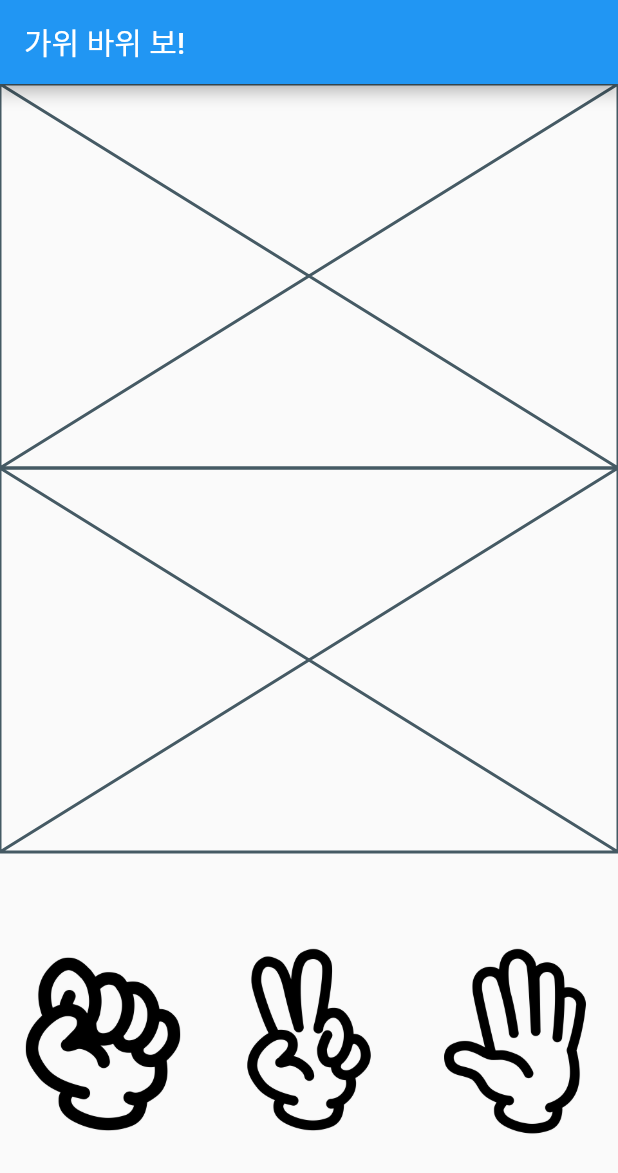
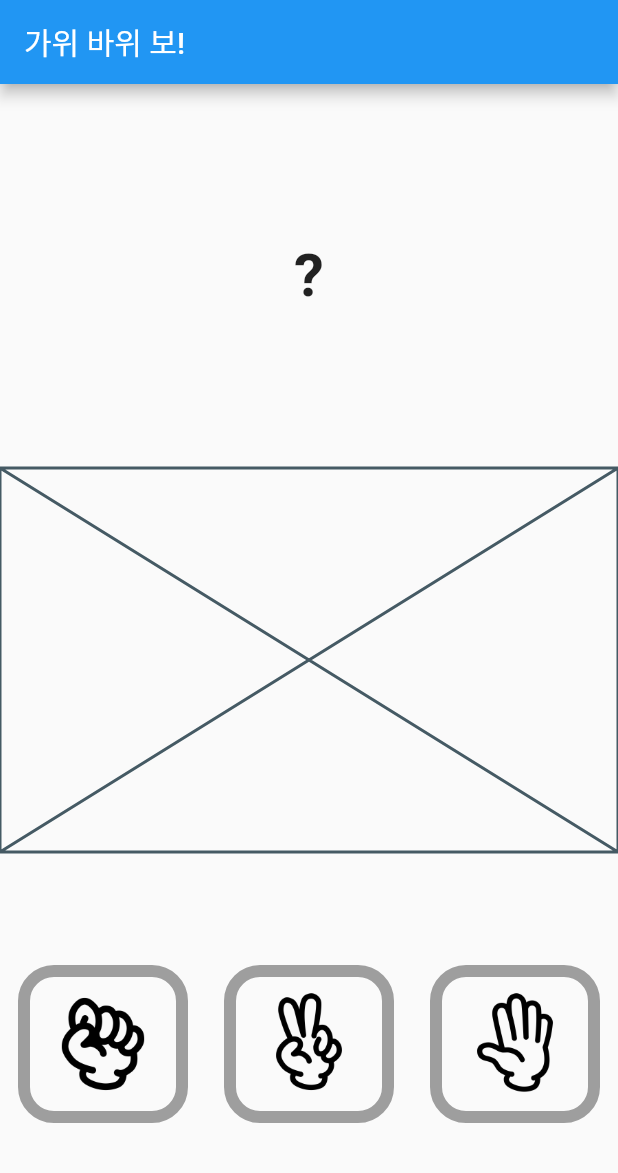
Before and after one commit to khanian/rsp_game, a Flutter app: the screen it shows after launch, on a phone screen of 412 x 824 dp. Shown: the top 1173 px of the screen. Run offline on Flutter 3.47's test engine with Material 2 defaults, Android fonts, the phone set to English and light mode, and no system bars.

Commit message:
rsp cpu input

```diff
--- a/lib/game/game_body.dart
+++ b/lib/game/game_body.dart
@@ -1,4 +1,7 @@
+import 'dart:math';
+
 import 'package:flutter/material.dart';
+import 'package:rsp_game/game/enum.dart';
 import 'package:rsp_game/game/widget/cpu_input.dart';
 import 'package:rsp_game/game/widget/game_result.dart';
 import 'package:rsp_game/game/widget/user_input.dart';
@@ -12,21 +15,36 @@ class GameBody extends StatefulWidget {
 
 class _GameBodyState extends State<GameBody> {
   late bool isDone;
+  late InputType? _userInput;
+  late InputType _cpuInput;
 
   @override
   void initState() {
     super.initState();
     isDone = false;
+    setCpuInput();
   }
 
   @override
   Widget build(BuildContext context) {
     return Column(
       children: [
-        Expanded(child: CpuInput(isDone: isDone)),
+        Expanded(child: CpuInput(isDone: isDone, cpuInput: _cpuInput)),
         Expanded(child: GameResult(isDone: isDone)),
-        Expanded(child: UserInput(isDone: isDone)),
+        Expanded(child: UserInput(isDone: isDone, callback: setUserInput)),
       ],
     );
   }
+
+  void setUserInput(InputType userInput) {
+    setState(() {
+      isDone = true;
+      _userInput = userInput;
+    });
+  }
+
+  void setCpuInput() {
+    final random = Random();
+    _cpuInput = InputType.values[random.nextInt(3)];
+  }
 }
--- a/lib/game/widget/cpu_input.dart
+++ b/lib/game/widget/cpu_input.dart
@@ -1,11 +1,26 @@
 import 'package:flutter/material.dart';
+import 'package:rsp_game/game/enum.dart';
+import 'package:rsp_game/game/widget/input_card.dart';
 
 class CpuInput extends StatelessWidget {
   final bool isDone;
-  const CpuInput({required this.isDone, super.key});
+  final InputType cpuInput;
+
+  const CpuInput({required this.isDone, required this.cpuInput, super.key});
 
   @override
   Widget build(BuildContext context) {
-    return const Placeholder();
+    if (isDone) {
+      return const Placeholder();
+    }
+    return SizedBox(
+      height: 80,
+      child: Center(
+        child: Text(
+          '?',
+          style: TextStyle(fontSize: 40, fontWeight: FontWeight.bold),
+        ),
+      ),
+    );
   }
 }
--- a/lib/game/widget/input_card.dart
+++ b/lib/game/widget/input_card.dart
@@ -1,16 +1,37 @@
 import 'package:flutter/material.dart';
 
 class InputCard extends StatelessWidget {
+  final VoidCallback? callback;
   final Widget child;
 
-  const InputCard({required this.child, super.key});
+  const InputCard({this.callback, required this.child, super.key});
 
   @override
   Widget build(BuildContext context) {
     return Expanded(
-      child: Container(
-        child: child,
-      ),
+      child: InkWell(onTap: () => callback?.call(), child: InputContents(child: child)),
     );
   }
 }
+
+class InputContents extends StatelessWidget {
+  const InputContents({
+    super.key,
+    required this.child,
+  });
+
+  final Widget child;
+
+  @override
+  Widget build(BuildContext context) {
+    return Container(
+      margin: const EdgeInsets.symmetric(horizontal: 12, vertical: 8),
+      padding: const EdgeInsets.symmetric(horizontal: 12, vertical: 8),
+      decoration: BoxDecoration(
+        borderRadius: BorderRadius.circular(24),
+        border: Border.all(color: Colors.grey, width: 8),
+      ),
+      child: child,
+    );
+  }
+}
--- a/lib/game/widget/user_input.dart
+++ b/lib/game/widget/user_input.dart
@@ -4,8 +4,9 @@ import 'package:rsp_game/game/widget/input_card.dart';
 
 class UserInput extends StatelessWidget {
   final bool isDone;
+  final Function(InputType) callback;
 
-  const UserInput({required this.isDone, super.key});
+  const UserInput({required this.isDone, required this.callback, super.key});
 
   @override
   Widget build(BuildContext context) {
@@ -14,13 +15,18 @@ class UserInput extends StatelessWidget {
     }
 
     return Row(
-      children: _getInputs(),
+      children: _getInputs(callback),
     );
   }
 
-  List<Widget> _getInputs() {
+  List<Widget> _getInputs(Function(InputType) callback) {
     return InputType.values
-        .map((type) => InputCard(child: Image.asset(type.path)))
+        .map(
+          (type) => InputCard(
+            child: Image.asset(type.path),
+            callback: () => callback.call(type),
+          ),
+        )
         .toList();
   }
 }
```
